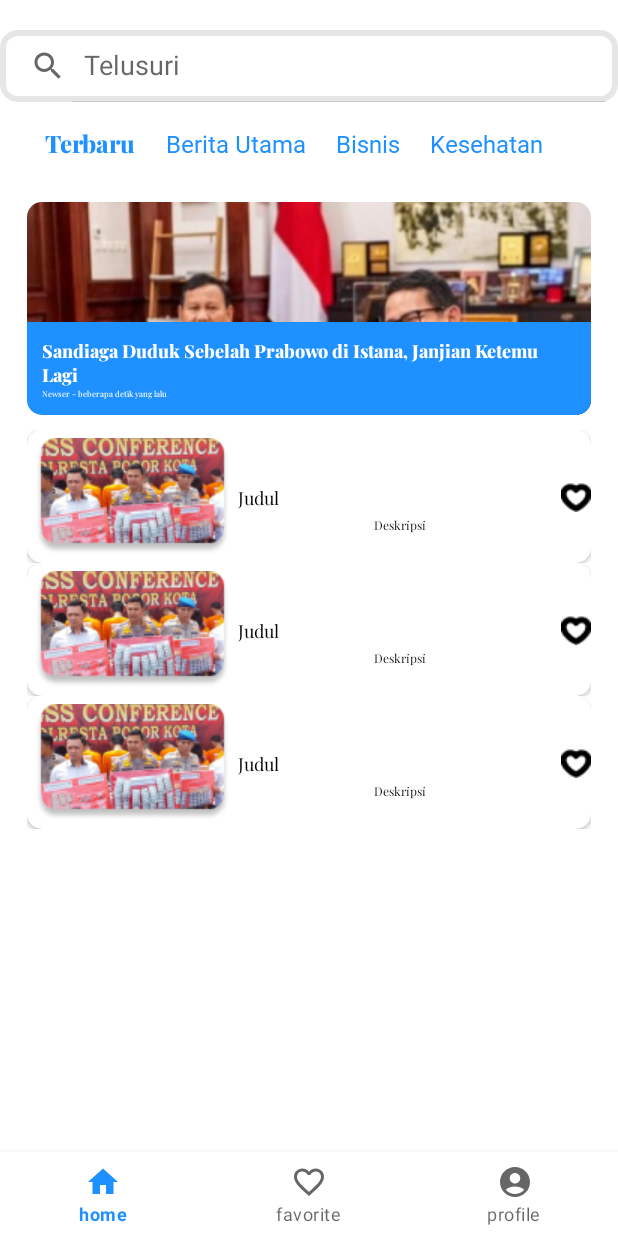
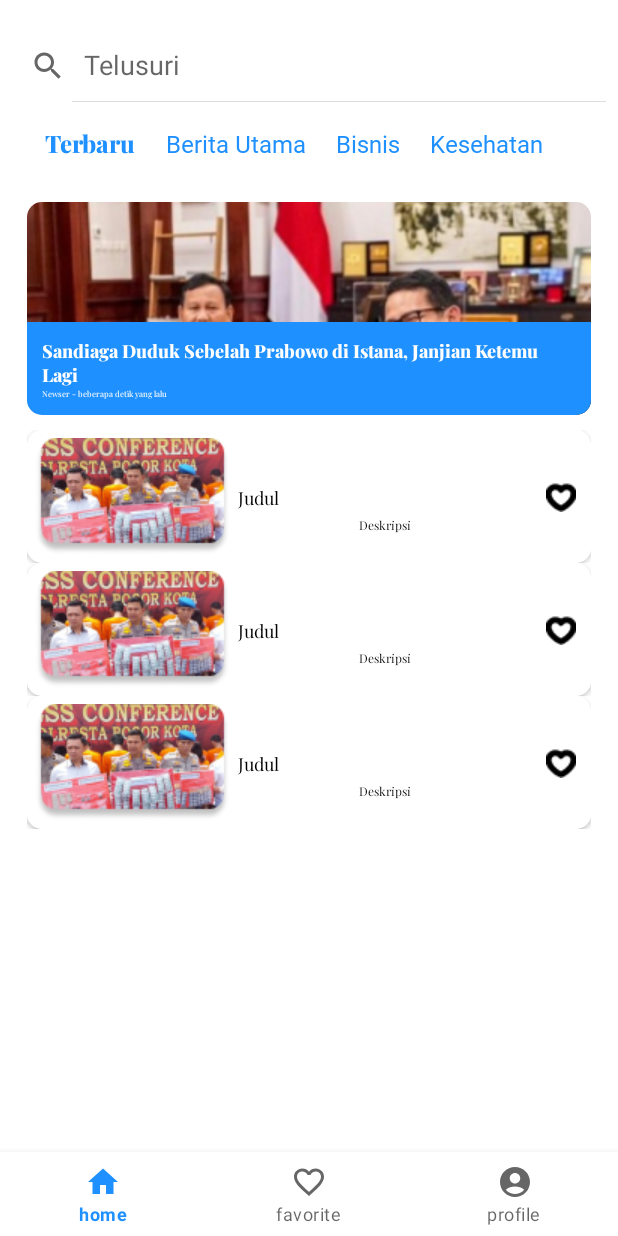
Before and after one commit to angelsilaban/Angel-Maria-Magdalena-Silaban_6706210052_Newser_Assessment3, an Android app: the layout activity_home_page.xml on its own in the app's theme, with its tools: preview values and no code run, on a phone screen of 412 x 824 dp. Run offline under Robolectric (Android 15) with nearby library versions, the phone set to English and light mode, and no system bars.

```diff
--- a/app/src/main/java/org/d3if0052/newser/HomePageActivity.kt
+++ b/app/src/main/java/org/d3if0052/newser/HomePageActivity.kt
@@ -3,12 +3,10 @@ package org.d3if0052.newser
 import androidx.appcompat.app.AppCompatActivity
 import android.os.Bundle
 import android.util.Log
-import android.widget.LinearLayout
 import android.widget.SearchView
-import androidx.recyclerview.widget.RecyclerView
-import androidx.recyclerview.widget.DividerItemDecoration
 import androidx.recyclerview.widget.LinearLayoutManager
 import org.d3if0052.newser.databinding.ActivityHomePageBinding
+import kotlin.collections.ArrayList
 
 class HomePageActivity : AppCompatActivity() {
 
@@ -18,21 +16,23 @@ class HomePageActivity : AppCompatActivity() {
         binding = ActivityHomePageBinding.inflate(layoutInflater)
         setContentView(binding.root)
 
+        //memanggil class Adapter dengan data yang dimiliki
         val beritaAdaptar = MainAdapter(getData())
-//        binding.recycleViewListBerita.adapter = beritaAdaptar;
 
-
+        //melakukan pencarian data dan menghubungkan dengan class Main Adapter
         binding.search.setOnQueryTextListener(object : SearchView.OnQueryTextListener {
-            override fun onQueryTextSubmit(query: String): Boolean {
-                binding.search.clearFocus()
+            override fun onQueryTextSubmit(query: String?): Boolean {
+//                binding.search.clearFocus()
+//                if (getData().contains(query)) {
                     (binding.recycleViewListBerita.adapter as MainAdapter).filter.filter(query)
-
+//                }
                 Log.wtf("AAAAAAA", "request: $query")
                 beritaAdaptar.updateList()
 
                 return false
             }
 
+            //melakukan penghapusan data dan mereset list dan menghubungkan dengan class Main Adapter
             override fun onQueryTextChange(newText: String?): Boolean {
                 (binding.recycleViewListBerita.adapter as MainAdapter).filter.filter(newText)
 
@@ -46,13 +46,13 @@ class HomePageActivity : AppCompatActivity() {
         })
 
         with(binding.recycleViewListBerita) {
-//            addItemDecoration(DividerItemDecoration(context, RecyclerView.VERTICAL))
             layoutManager = LinearLayoutManager(this@HomePageActivity)
             adapter = beritaAdaptar
             setHasFixedSize(true)
         }
+
     }
-
+            // membuat list data dengan arrayList
             private fun getData(): ArrayList<Berita> {
                 return arrayListOf(
                     Berita(
--- a/app/src/main/res/layout/activity_home_page.xml
+++ b/app/src/main/res/layout/activity_home_page.xml
@@ -12,13 +12,13 @@
         android:layout_width="match_parent"
         android:layout_height="wrap_content"
         android:layout_marginTop="20dp"
-        android:background="@drawable/searchview_background"
         android:iconifiedByDefault="false"
         android:queryHint="Telusuri"
         app:layout_constraintBottom_toTopOf="@+id/menu"
         app:layout_constraintEnd_toEndOf="parent"
         app:layout_constraintStart_toStartOf="parent"
-        app:layout_constraintTop_toTopOf="parent" />
+        app:layout_constraintTop_toTopOf="parent"
+        app:menu="@menu/menu_item"/>
 
     <LinearLayout
         android:id="@+id/menu"
--- a/app/src/main/res/layout/activity_list_berita.xml
+++ b/app/src/main/res/layout/activity_list_berita.xml
@@ -17,7 +17,8 @@
 
         <androidx.constraintlayout.widget.ConstraintLayout
             android:layout_width="match_parent"
-            android:layout_height="match_parent">
+            android:layout_height="match_parent"
+            android:background="@color/white">
 
             <ImageView
                 android:id="@+id/image_narkoba"
@@ -27,7 +28,7 @@
                 android:scrollbarAlwaysDrawHorizontalTrack="true"
                 app:layout_constraintStart_toStartOf="parent"
                 app:layout_constraintTop_toTopOf="parent"
-                tools:contentDescription="isi deskripsi"
+                tools:ignore="ContentDescription"
                 tools:src="@drawable/image_narkoba" />
 
             <TextView
@@ -62,13 +63,13 @@
                 android:id="@+id/imageView"
                 android:layout_width="wrap_content"
                 android:layout_height="wrap_content"
+                android:padding="10dp"
                 android:scaleType="fitCenter"
                 android:src="@drawable/icon_like_small"
                 android:background="@color/white"
                 app:layout_constraintBottom_toBottomOf="parent"
                 app:layout_constraintEnd_toEndOf="parent"
-                app:layout_constraintTop_toTopOf="parent"
-                tools:ignore="ContentDescription" />
+                app:layout_constraintTop_toTopOf="parent" />
         </androidx.constraintlayout.widget.ConstraintLayout>
     </androidx.cardview.widget.CardView>
 </androidx.constraintlayout.widget.ConstraintLayout>
--- /dev/null
+++ b/app/src/main/res/menu/menu_item.xml
@@ -0,0 +1,13 @@
+<?xml version="1.0" encoding="utf-8"?>
+<menu xmlns:android="http://schemas.android.com/apk/res/android"
+    xmlns:app="http://schemas.android.com/apk/res-auto">
+
+    <item
+        android:id="@+id/seacrch_view"
+        android:title="search"
+        android:icon="@drawable/searchview_background"
+        app:showAsAction="always|collapseActionView"
+        app:actionViewClass="android.widget.SearchView"
+        />
+
+</menu>
--- a/app/src/main/res/values/themes.xml
+++ b/app/src/main/res/values/themes.xml
@@ -12,8 +12,5 @@
         <!-- Status bar color. -->
         <item name="android:statusBarColor">?attr/colorPrimaryVariant</item>
         <!-- Customize your theme here. -->
-        <item name="radioButtonStyle">
-        @color/gray
-        </item>
     </style>
 </resources>
```
Also changed, not shown: app/src/main/java/org/d3if0052/newser/MainAdapter.kt (+5 -2 lines). Lines whose indentation alone changed are shown as unchanged.
